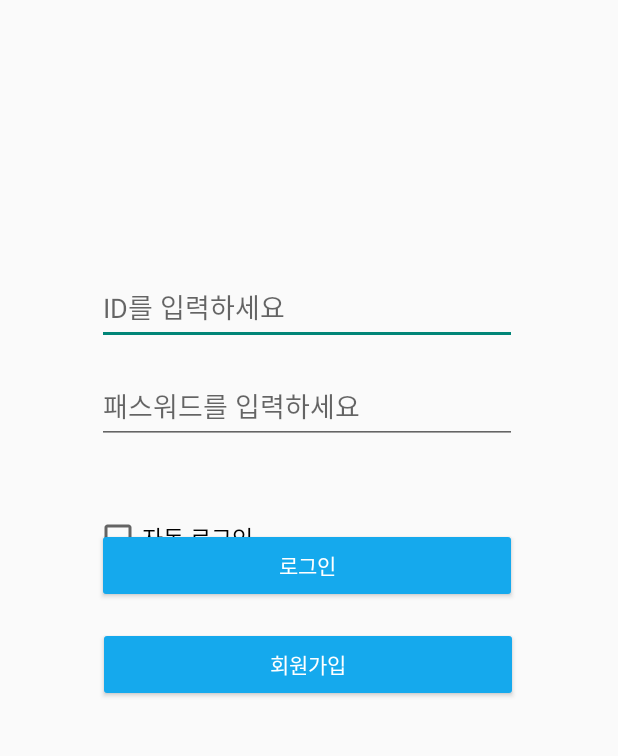
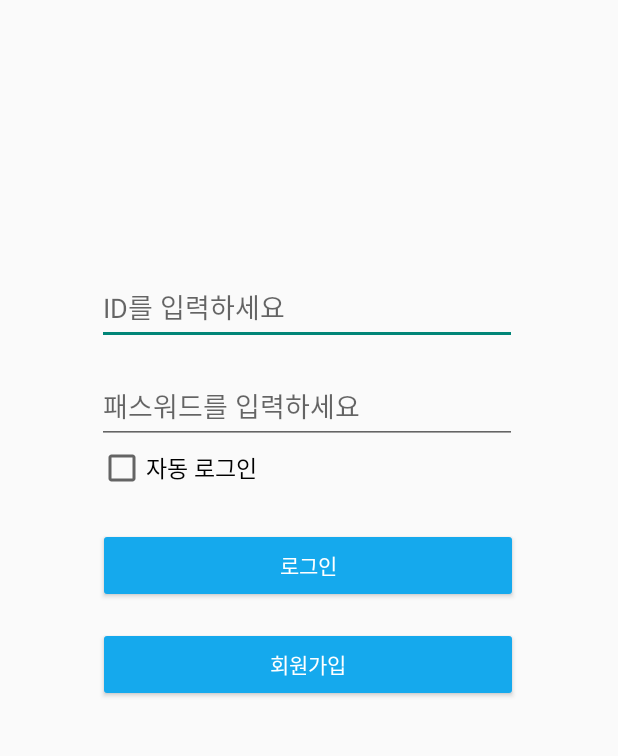
Before and after one commit to SEO-J17/2021_CapStone, an Android app: the screen it shows after launch (MainActivity), on a phone screen of 412 x 824 dp, the part 84-840 px from its top. Run offline under Robolectric (Android 15) with nearby library versions, the phone set to English and light mode, and no system bars; our stand-ins replace Volley.

Commit message:
adjust Check_box layout

```diff
--- a/app/src/main/res/layout/activity_main.xml
+++ b/app/src/main/res/layout/activity_main.xml
@@ -57,6 +57,7 @@
         app:layout_constraintStart_toStartOf="parent"
         app:layout_constraintTop_toBottomOf="@+id/write_id" />
 
+
     <CheckBox
         android:id="@+id/chk_login"
         android:layout_width="wrap_content"
@@ -65,11 +66,10 @@
         android:textSize="15sp"
         app:layout_constraintBottom_toBottomOf="parent"
         app:layout_constraintEnd_toEndOf="parent"
-        app:layout_constraintHorizontal_bias="0.205"
+        app:layout_constraintHorizontal_bias="0.213"
         app:layout_constraintStart_toStartOf="parent"
-        app:layout_constraintTop_toTopOf="parent"
-        app:layout_constraintVertical_bias="0.503" />
-
+        app:layout_constraintTop_toBottomOf="@+id/write_pw"
+        app:layout_constraintVertical_bias="0.0" />
 
     <Button
         android:id="@+id/btn_login"
@@ -80,7 +80,7 @@
         android:text="로그인"
         android:textColor="@color/white"
         app:layout_constraintEnd_toEndOf="parent"
-        app:layout_constraintHorizontal_bias="0.488"
+        app:layout_constraintHorizontal_bias="0.496"
         app:layout_constraintStart_toStartOf="parent"
         app:layout_constraintTop_toBottomOf="@+id/write_pw" />
 
```
